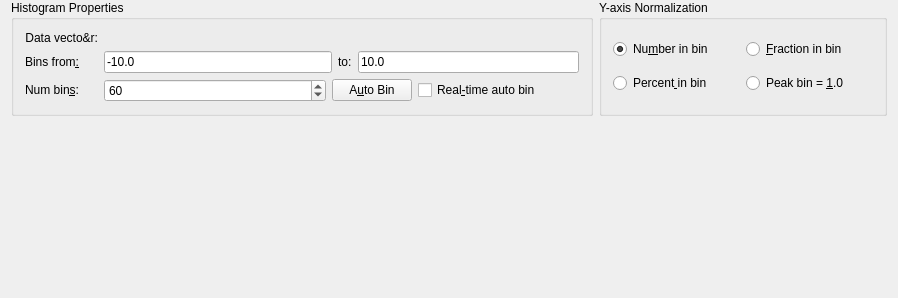
The window that src/libkstapp/histogramtab.ui (Kst-plot/kst) describes before a commit, drawn with Qt 5.
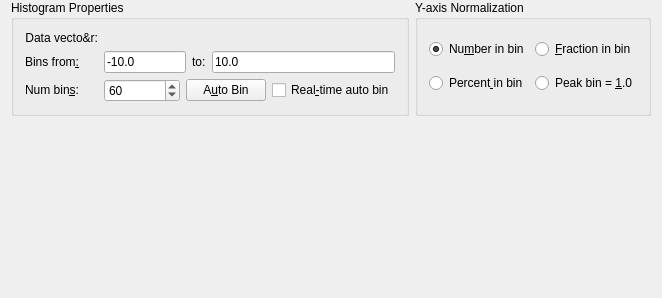
The same window after the commit. Custom widgets are drawn as their Qt base class.

```diff
--- a/src/libkstapp/histogramtab.ui
+++ b/src/libkstapp/histogramtab.ui
@@ -6,7 +6,7 @@
    <rect>
     <x>0</x>
     <y>0</y>
-    <width>898</width>
+    <width>662</width>
     <height>298</height>
    </rect>
   </property>
@@ -272,10 +272,10 @@
      </layout>
     </widget>
    </item>
-   <item row="1" column="0">
+   <item row="2" column="0">
     <widget class="Kst::CurveAppearance" name="_curveAppearance" native="true"/>
    </item>
-   <item row="1" column="1" colspan="2">
+   <item row="1" column="0">
     <widget class="Kst::CurvePlacement" name="_curvePlacement" native="true"/>
    </item>
   </layout>
```
Left out of the diff: 1 changed line with no effect on the pictures.
